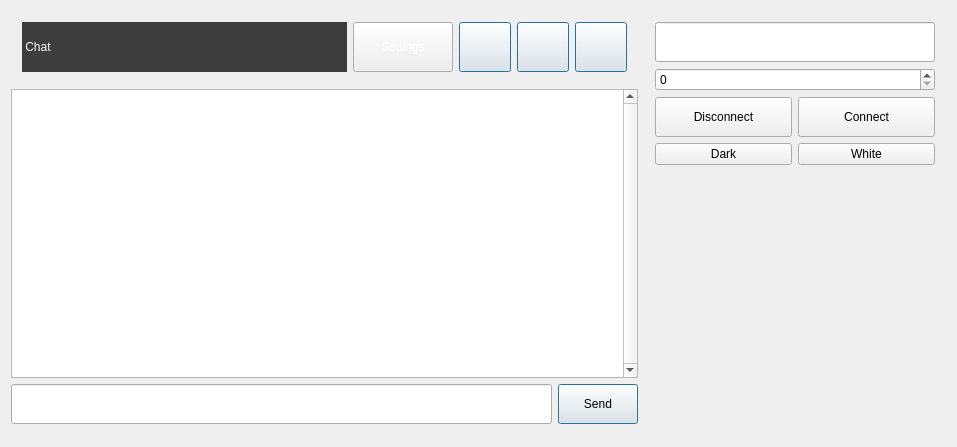
Before: the Qt Designer form PolyChat_app/mainwindow.ui in GregoryBaranov/ib_stream_service, drawn with Qt 5.
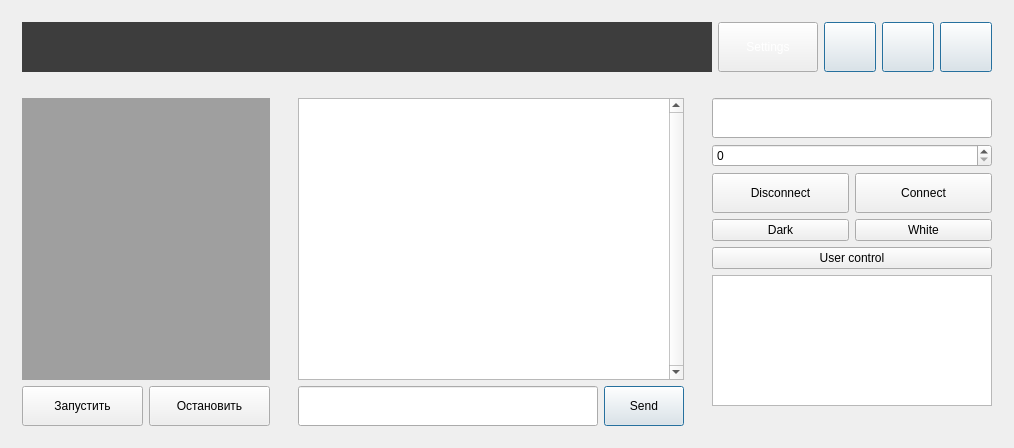
After: the same form once the commit is applied.

Commit message: fixed a flexible window (new design) 06.11.2019

```diff
--- a/PolyChat_app/mainwindow.ui
+++ b/PolyChat_app/mainwindow.ui
@@ -6,133 +6,32 @@
    <rect>
     <x>0</x>
     <y>0</y>
-    <width>957</width>
-    <height>447</height>
+    <width>1014</width>
+    <height>448</height>
    </rect>
   </property>
   <property name="windowTitle">
    <string>MainWindow</string>
   </property>
   <widget class="QWidget" name="centralWidget">
-   <layout class="QGridLayout" name="gridLayout" columnstretch="1,0,0,0,0,0">
-    <item row="0" column="5" rowspan="5">
-     <widget class="QWidget" name="pnlSettings" native="true">
-      <layout class="QGridLayout" name="gridLayout_4">
-       <item row="4" column="0">
-        <widget class="QPushButton" name="DarkDesign">
-         <property name="text">
-          <string>Dark</string>
-         </property>
-        </widget>
-       </item>
-       <item row="2" column="0" colspan="2">
-        <widget class="QSpinBox" name="spinPort"/>
-       </item>
-       <item row="1" column="0" colspan="2">
-        <widget class="QLineEdit" name="hostEdit">
-         <property name="minimumSize">
-          <size>
-           <width>280</width>
-           <height>40</height>
-          </size>
-         </property>
-        </widget>
-       </item>
-       <item row="3" column="0">
-        <widget class="QPushButton" name="Disconnect">
-         <property name="minimumSize">
-          <size>
-           <width>0</width>
-           <height>40</height>
-          </size>
-         </property>
-         <property name="text">
-          <string>Disconnect</string>
-         </property>
-        </widget>
-       </item>
-       <item row="5" column="0" colspan="2">
-        <spacer name="verticalSpacer">
-         <property name="orientation">
-          <enum>Qt::Vertical</enum>
-         </property>
-         <property name="sizeHint" stdset="0">
-          <size>
-           <width>20</width>
-           <height>40</height>
-          </size>
-         </property>
-        </spacer>
-       </item>
-       <item row="3" column="1">
-        <widget class="QPushButton" name="connect">
-         <property name="minimumSize">
-          <size>
-           <width>0</width>
-           <height>40</height>
-          </size>
-         </property>
-         <property name="text">
-          <string>Connect</string>
-         </property>
-        </widget>
-       </item>
-       <item row="4" column="1">
-        <widget class="QPushButton" name="WhiteDesign">
-         <property name="text">
-          <string>White</string>
-         </property>
-        </widget>
-       </item>
-      </layout>
-     </widget>
-    </item>
-    <item row="2" column="1">
-     <widget class="QPushButton" name="send">
-      <property name="minimumSize">
-       <size>
-        <width>80</width>
-        <height>40</height>
-       </size>
-      </property>
-      <property name="maximumSize">
-       <size>
-        <width>16777215</width>
-        <height>16777215</height>
-       </size>
-      </property>
-      <property name="text">
-       <string>Send</string>
-      </property>
-      <property name="autoDefault">
-       <bool>true</bool>
-      </property>
-      <property name="default">
-       <bool>true</bool>
-      </property>
-     </widget>
-    </item>
-    <item row="2" column="0">
-     <widget class="QLineEdit" name="messageEdt">
-      <property name="minimumSize">
-       <size>
-        <width>0</width>
-        <height>40</height>
-       </size>
-      </property>
-      <property name="maximumSize">
-       <size>
-        <width>16777215</width>
-        <height>16777215</height>
-       </size>
-      </property>
-     </widget>
-    </item>
-    <item row="0" column="0" colspan="2">
+   <layout class="QGridLayout" name="gridLayout">
+    <item row="0" column="0" colspan="3">
      <widget class="QWidget" name="titleBar" native="true">
+      <property name="minimumSize">
+       <size>
+        <width>0</width>
+        <height>70</height>
+       </size>
+      </property>
       <layout class="QGridLayout" name="gridLayout_2">
        <item row="0" column="0">
         <widget class="QLabel" name="label">
+         <property name="minimumSize">
+          <size>
+           <width>0</width>
+           <height>50</height>
+          </size>
+         </property>
          <property name="maximumSize">
           <size>
            <width>16777215</width>
@@ -141,94 +40,11 @@
          </property>
          <property name="styleSheet">
           <string notr="true">background-color: rgb(61, 61, 61);
-color: rgb(255, 255, 255);</string>
+color: rgb(255, 255, 255);
+padding:1px;</string>
          </property>
          <property name="text">
-          <string> Chat</string>
-         </property>
-        </widget>
-       </item>
-       <item row="0" column="4">
-        <widget class="QPushButton" name="btn_close">
-         <property name="minimumSize">
-          <size>
-           <width>52</width>
-           <height>50</height>
-          </size>
-         </property>
-         <property name="maximumSize">
-          <size>
-           <width>52</width>
-           <height>50</height>
-          </size>
-         </property>
-         <property name="styleSheet">
-          <string notr="true">font: 14pt &quot;MS Shell Dlg 2&quot;;</string>
-         </property>
-         <property name="text">
           <string/>
-         </property>
-         <property name="autoDefault">
-          <bool>true</bool>
-         </property>
-         <property name="default">
-          <bool>true</bool>
-         </property>
-        </widget>
-       </item>
-       <item row="0" column="3">
-        <widget class="QPushButton" name="btn_maximize">
-         <property name="minimumSize">
-          <size>
-           <width>52</width>
-           <height>50</height>
-          </size>
-         </property>
-         <property name="maximumSize">
-          <size>
-           <width>52</width>
-           <height>50</height>
-          </size>
-         </property>
-         <property name="styleSheet">
-          <string notr="true">font: 14pt &quot;MS Shell Dlg 2&quot;;</string>
-         </property>
-         <property name="text">
-          <string/>
-         </property>
-         <property name="autoDefault">
-          <bool>true</bool>
-         </property>
-         <property name="default">
-          <bool>true</bool>
-         </property>
-        </widget>
-       </item>
-       <item row="0" column="2">
-        <widget class="QPushButton" name="btn_minimize">
-         <property name="minimumSize">
-          <size>
-           <width>52</width>
-           <height>50</height>
-          </size>
-         </property>
-         <property name="maximumSize">
-          <size>
-           <width>52</width>
-           <height>50</height>
-          </size>
-         </property>
-         <property name="styleSheet">
-          <string notr="true">font: 14pt &quot;MS Shell Dlg 2&quot;;</string>
-         </property>
-         <property name="text">
-          <string/>
-         </property>
-         <property name="autoDefault">
-          <bool>true</bool>
-         </property>
-         <property name="default">
-          <bool>true</bool>
          </property>
         </widget>
        </item>
@@ -254,32 +70,308 @@
          </property>
         </widget>
        </item>
+       <item row="0" column="3">
+        <widget class="QPushButton" name="btn_maximize">
+         <property name="minimumSize">
+          <size>
+           <width>52</width>
+           <height>50</height>
+          </size>
+         </property>
+         <property name="maximumSize">
+          <size>
+           <width>52</width>
+           <height>50</height>
+          </size>
+         </property>
+         <property name="styleSheet">
+          <string notr="true">font: 14pt &quot;MS Shell Dlg 2&quot;;</string>
+         </property>
+         <property name="text">
+          <string/>
+         </property>
+         <property name="autoDefault">
+          <bool>true</bool>
+         </property>
+         <property name="default">
+          <bool>true</bool>
+         </property>
+        </widget>
+       </item>
+       <item row="0" column="2">
+        <widget class="QPushButton" name="btn_minimize">
+         <property name="minimumSize">
+          <size>
+           <width>52</width>
+           <height>50</height>
+          </size>
+         </property>
+         <property name="maximumSize">
+          <size>
+           <width>52</width>
+           <height>50</height>
+          </size>
+         </property>
+         <property name="styleSheet">
+          <string notr="true">font: 14pt &quot;MS Shell Dlg 2&quot;;</string>
+         </property>
+         <property name="text">
+          <string/>
+         </property>
+         <property name="autoDefault">
+          <bool>true</bool>
+         </property>
+         <property name="default">
+          <bool>true</bool>
+         </property>
+        </widget>
+       </item>
+       <item row="0" column="4">
+        <widget class="QPushButton" name="btn_close">
+         <property name="minimumSize">
+          <size>
+           <width>52</width>
+           <height>50</height>
+          </size>
+         </property>
+         <property name="maximumSize">
+          <size>
+           <width>52</width>
+           <height>50</height>
+          </size>
+         </property>
+         <property name="styleSheet">
+          <string notr="true">font: 14pt &quot;MS Shell Dlg 2&quot;;</string>
+         </property>
+         <property name="text">
+          <string/>
+         </property>
+         <property name="autoDefault">
+          <bool>true</bool>
+         </property>
+         <property name="default">
+          <bool>true</bool>
+         </property>
+        </widget>
+       </item>
       </layout>
      </widget>
     </item>
-    <item row="1" column="0" colspan="2">
-     <widget class="QTextEdit" name="messageBoard">
-      <property name="minimumSize">
-       <size>
-        <width>0</width>
-        <height>0</height>
-       </size>
-      </property>
-      <property name="maximumSize">
-       <size>
-        <width>16777215</width>
-        <height>16777215</height>
-       </size>
-      </property>
-      <property name="accessibleDescription">
-       <string/>
-      </property>
-      <property name="verticalScrollBarPolicy">
-       <enum>Qt::ScrollBarAlwaysOn</enum>
-      </property>
-      <property name="horizontalScrollBarPolicy">
-       <enum>Qt::ScrollBarAlwaysOff</enum>
-      </property>
+    <item row="1" column="0">
+     <widget class="QWidget" name="pnlStream" native="true">
+      <layout class="QGridLayout" name="gridLayout_7">
+       <item row="1" column="0" colspan="2">
+        <widget class="QMdiArea" name="mdiArea">
+         <property name="minimumSize">
+          <size>
+           <width>0</width>
+           <height>0</height>
+          </size>
+         </property>
+        </widget>
+       </item>
+       <item row="2" column="0">
+        <spacer name="verticalSpacer">
+         <property name="orientation">
+          <enum>Qt::Vertical</enum>
+         </property>
+         <property name="sizeHint" stdset="0">
+          <size>
+           <width>20</width>
+           <height>40</height>
+          </size>
+         </property>
+        </spacer>
+       </item>
+       <item row="3" column="0">
+        <widget class="QPushButton" name="StartSession">
+         <property name="minimumSize">
+          <size>
+           <width>0</width>
+           <height>40</height>
+          </size>
+         </property>
+         <property name="text">
+          <string>Запустить</string>
+         </property>
+        </widget>
+       </item>
+       <item row="3" column="1">
+        <widget class="QPushButton" name="StopSession">
+         <property name="minimumSize">
+          <size>
+           <width>0</width>
+           <height>40</height>
+          </size>
+         </property>
+         <property name="text">
+          <string>Остановить</string>
+         </property>
+        </widget>
+       </item>
+       <item row="0" column="0">
+        <spacer name="verticalSpacer_2">
+         <property name="orientation">
+          <enum>Qt::Vertical</enum>
+         </property>
+         <property name="sizeHint" stdset="0">
+          <size>
+           <width>20</width>
+           <height>40</height>
+          </size>
+         </property>
+        </spacer>
+       </item>
+      </layout>
+     </widget>
+    </item>
+    <item row="1" column="1">
+     <widget class="QWidget" name="pnlChat" native="true">
+      <layout class="QGridLayout" name="gridLayout_5">
+       <item row="0" column="0" colspan="2">
+        <widget class="QTextEdit" name="messageBoard">
+         <property name="maximumSize">
+          <size>
+           <width>16777215</width>
+           <height>16777215</height>
+          </size>
+         </property>
+         <property name="accessibleDescription">
+          <string/>
+         </property>
+         <property name="verticalScrollBarPolicy">
+          <enum>Qt::ScrollBarAlwaysOn</enum>
+         </property>
+         <property name="horizontalScrollBarPolicy">
+          <enum>Qt::ScrollBarAlwaysOff</enum>
+         </property>
+        </widget>
+       </item>
+       <item row="1" column="1">
+        <widget class="QPushButton" name="send">
+         <property name="minimumSize">
+          <size>
+           <width>80</width>
+           <height>40</height>
+          </size>
+         </property>
+         <property name="maximumSize">
+          <size>
+           <width>16777215</width>
+           <height>16777215</height>
+          </size>
+         </property>
+         <property name="text">
+          <string>Send</string>
+         </property>
+         <property name="autoDefault">
+          <bool>true</bool>
+         </property>
+         <property name="default">
+          <bool>true</bool>
+         </property>
+        </widget>
+       </item>
+       <item row="1" column="0">
+        <widget class="QLineEdit" name="messageEdt">
+         <property name="minimumSize">
+          <size>
+           <width>300</width>
+           <height>40</height>
+          </size>
+         </property>
+         <property name="maximumSize">
+          <size>
+           <width>16777215</width>
+           <height>16777215</height>
+          </size>
+         </property>
+        </widget>
+       </item>
+      </layout>
+     </widget>
+    </item>
+    <item row="1" column="2">
+     <widget class="QWidget" name="pnlSettings" native="true">
+      <layout class="QGridLayout" name="gridLayout_4">
+       <item row="5" column="0" colspan="2">
+        <widget class="QPushButton" name="BtnUserControl">
+         <property name="text">
+          <string>User control</string>
+         </property>
+        </widget>
+       </item>
+       <item row="1" column="0" colspan="2">
+        <widget class="QLineEdit" name="hostEdit">
+         <property name="minimumSize">
+          <size>
+           <width>280</width>
+           <height>40</height>
+          </size>
+         </property>
+        </widget>
+       </item>
+       <item row="3" column="0">
+        <widget class="QPushButton" name="Disconnect">
+         <property name="minimumSize">
+          <size>
+           <width>0</width>
+           <height>40</height>
+          </size>
+         </property>
+         <property name="text">
+          <string>Disconnect</string>
+         </property>
+        </widget>
+       </item>
+       <item row="3" column="1">
+        <widget class="QPushButton" name="connect">
+         <property name="minimumSize">
+          <size>
+           <width>0</width>
+           <height>40</height>
+          </size>
+         </property>
+         <property name="text">
+          <string>Connect</string>
+         </property>
+        </widget>
+       </item>
+       <item row="4" column="0">
+        <widget class="QPushButton" name="DarkDesign">
+         <property name="text">
+          <string>Dark</string>
+         </property>
+        </widget>
+       </item>
+       <item row="4" column="1">
+        <widget class="QPushButton" name="WhiteDesign">
+         <property name="text">
+          <string>White</string>
+         </property>
+        </widget>
+       </item>
+       <item row="2" column="0" colspan="2">
+        <widget class="QSpinBox" name="spinPort"/>
+       </item>
+       <item row="6" column="0" colspan="2">
+        <widget class="QListView" name="listViewUser">
+         <property name="minimumSize">
+          <size>
+           <width>280</width>
+           <height>0</height>
+          </size>
+         </property>
+        </widget>
+       </item>
+       <item row="7" column="0" colspan="2">
+        <widget class="QLabel" name="verticalSp">
+         <property name="text">
+          <string/>
+         </property>
+        </widget>
+       </item>
+      </layout>
      </widget>
     </item>
    </layout>
```
The commit also changes 5 other files.
